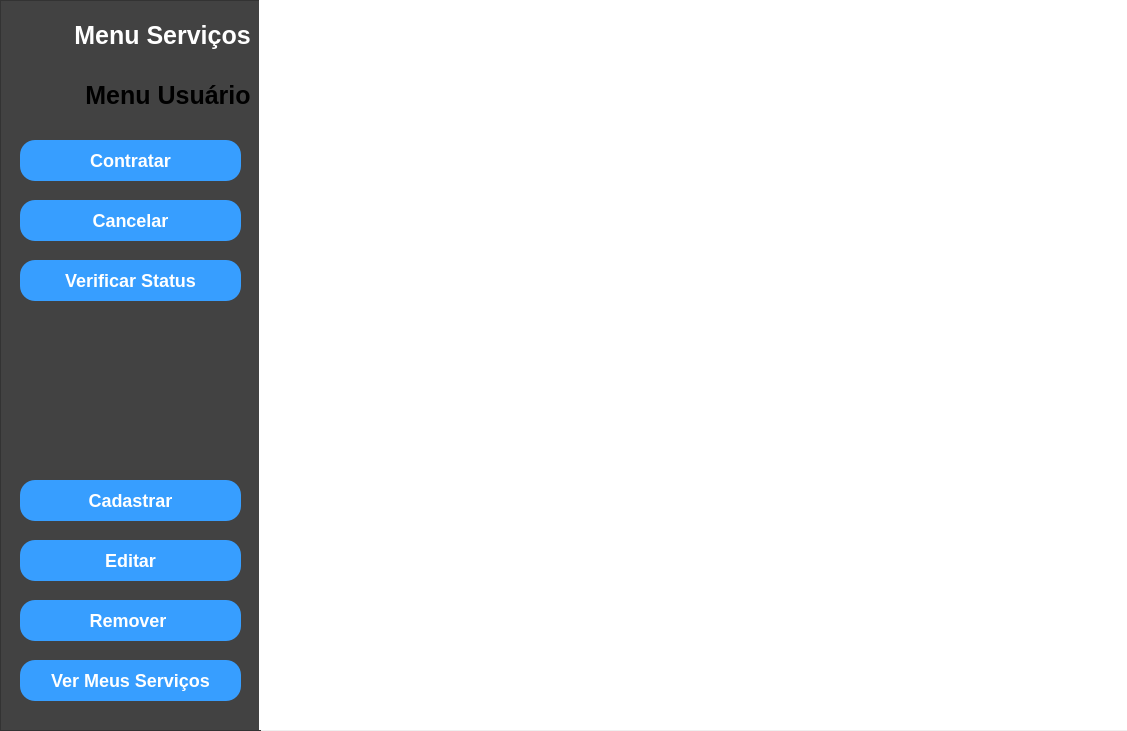
Luisf66/Uber_dos_Servicos, file servico.ui: the form before one commit.
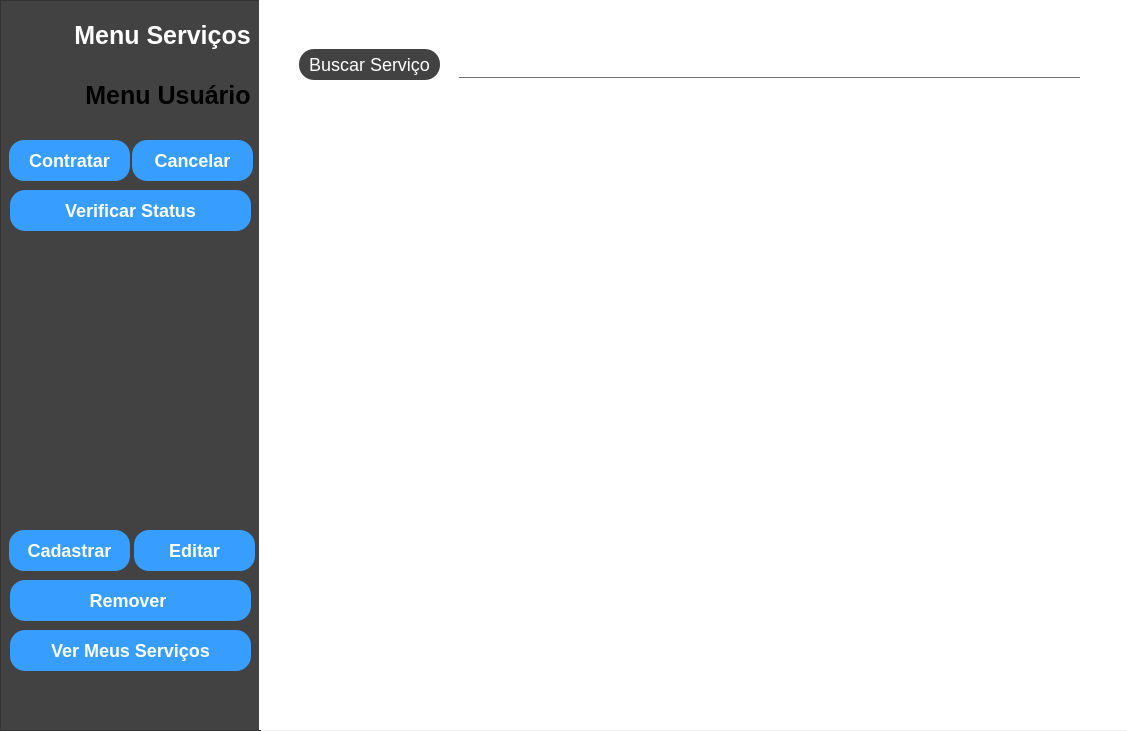
The form after the commit. The open tabs and pages were chosen to show the change. Icons and pictures are not drawn.

Commit message: Modificação nas telas

Patch:
```diff
--- a/servico.ui
+++ b/servico.ui
@@ -34,9 +34,9 @@
    <widget class="QPushButton" name="btn_contratar">
     <property name="geometry">
      <rect>
-      <x>20</x>
+      <x>9</x>
       <y>140</y>
-      <width>221</width>
+      <width>121</width>
       <height>41</height>
      </rect>
     </property>
@@ -67,9 +67,9 @@
    <widget class="QPushButton" name="btn_verificar_status">
     <property name="geometry">
      <rect>
-      <x>20</x>
-      <y>260</y>
-      <width>221</width>
+      <x>10</x>
+      <y>190</y>
+      <width>241</width>
       <height>41</height>
      </rect>
     </property>
@@ -100,9 +100,9 @@
    <widget class="QPushButton" name="btn_cadastrar_servico">
     <property name="geometry">
      <rect>
-      <x>20</x>
-      <y>480</y>
-      <width>221</width>
+      <x>9</x>
+      <y>530</y>
+      <width>121</width>
       <height>41</height>
      </rect>
     </property>
@@ -133,9 +133,9 @@
    <widget class="QPushButton" name="btn_editar_servico">
     <property name="geometry">
      <rect>
-      <x>20</x>
-      <y>540</y>
-      <width>221</width>
+      <x>134</x>
+      <y>530</y>
+      <width>121</width>
       <height>41</height>
      </rect>
     </property>
@@ -166,9 +166,9 @@
    <widget class="QPushButton" name="btn_ver_servicos">
     <property name="geometry">
      <rect>
-      <x>20</x>
-      <y>660</y>
-      <width>221</width>
+      <x>10</x>
+      <y>630</y>
+      <width>241</width>
       <height>41</height>
      </rect>
     </property>
@@ -199,9 +199,9 @@
    <widget class="QPushButton" name="btn_remover_servico">
     <property name="geometry">
      <rect>
-      <x>20</x>
-      <y>600</y>
-      <width>221</width>
+      <x>10</x>
+      <y>580</y>
+      <width>241</width>
       <height>41</height>
      </rect>
     </property>
@@ -232,9 +232,9 @@
    <widget class="QPushButton" name="btn_cancelar">
     <property name="geometry">
      <rect>
-      <x>20</x>
-      <y>200</y>
-      <width>221</width>
+      <x>132</x>
+      <y>140</y>
+      <width>121</width>
       <height>41</height>
      </rect>
     </property>
@@ -262,7 +262,7 @@
      <string>Cancelar</string>
     </property>
    </widget>
-   <widget class="QWidget" name="">
+   <widget class="QWidget" name="layoutWidget">
     <property name="geometry">
      <rect>
       <x>10</x>
@@ -313,7 +313,7 @@
      </item>
     </layout>
    </widget>
-   <widget class="QWidget" name="">
+   <widget class="QWidget" name="layoutWidget">
     <property name="geometry">
      <rect>
       <x>10</x>
@@ -380,7 +380,58 @@
    <property name="currentIndex">
     <number>1</number>
    </property>
-   <widget class="QWidget" name="page"/>
+   <widget class="QWidget" name="page">
+    <widget class="QPushButton" name="btn_buscar_servico">
+     <property name="geometry">
+      <rect>
+       <x>40</x>
+       <y>50</y>
+       <width>141</width>
+       <height>31</height>
+      </rect>
+     </property>
+     <property name="styleSheet">
+      <string notr="true">QPushButton {
+   background:rgb(66, 66, 66);
+    color: white;               /* Cor do texto: branco */
+    font-family: &quot;Times New Roman&quot;;  /* Fonte formal */
+    font-size: 18px;            /* Tamanho da fonte */
+    border-radius: 15px;        /* Borda arredondada */
+}
+
+QPushButton:hover {
+    background-color: #007bff;  /* Cor do fundo quando o mouse está sobre o botão: azul claro */
+    color: #333333;             /* Cor do texto ao passar o mouse: cinza escuro */
+}
+
+QPushButton:pressed {
+    background-color: #003366;  /* Cor do botão ao ser pressionado: azul ainda mais escuro */
+    color: #ffffff;             /* Cor do texto ao ser pressionado: branco */
+}</string>
+     </property>
+     <property name="text">
+      <string>Buscar Serviço</string>
+     </property>
+    </widget>
+    <widget class="QLineEdit" name="campo_buscar_servico">
+     <property name="geometry">
+      <rect>
+       <x>200</x>
+       <y>56</y>
+       <width>621</width>
+       <height>23</height>
+      </rect>
+     </property>
+     <property name="styleSheet">
+      <string notr="true">QLineEdit{
+	/*background:transparent;*/
+	border:none;
+	/*color:#717072;*/
+	border-bottom:1px solid #717072; 
+}</string>
+     </property>
+    </widget>
+   </widget>
    <widget class="QWidget" name="page_3"/>
   </widget>
  </widget>
```
Left out of the diff: 2 changed lines with no effect on the pictures. The commit also changes 1 other file.
